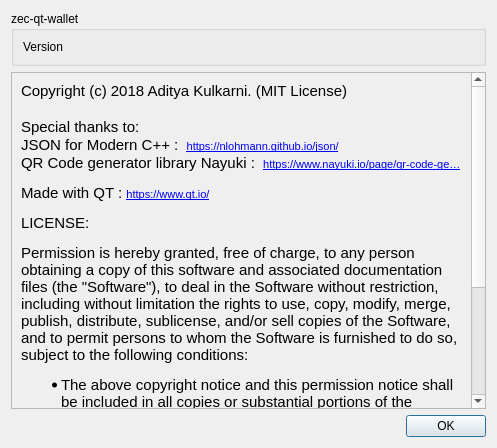
Above: src/about.ui from z-bitcoinz/BitcoinZ_Blue before the change. Below: the same form after it.
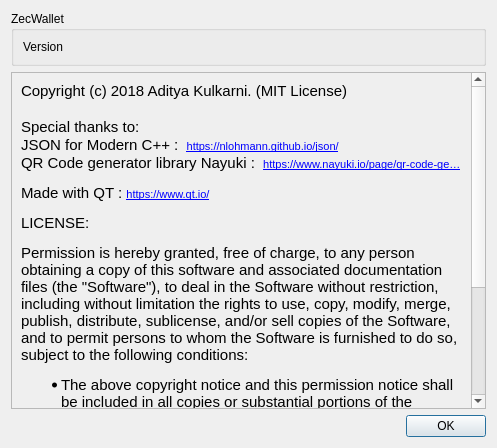
That is the form after the change.

```diff
--- a/src/about.ui
+++ b/src/about.ui
@@ -17,7 +17,7 @@
    <item>
     <widget class="QGroupBox" name="groupBox">
      <property name="title">
-      <string notr="true">zec-qt-wallet</string>
+      <string notr="true">ZecWallet</string>
      </property>
      <layout class="QVBoxLayout" name="verticalLayout_2">
       <item>
```
